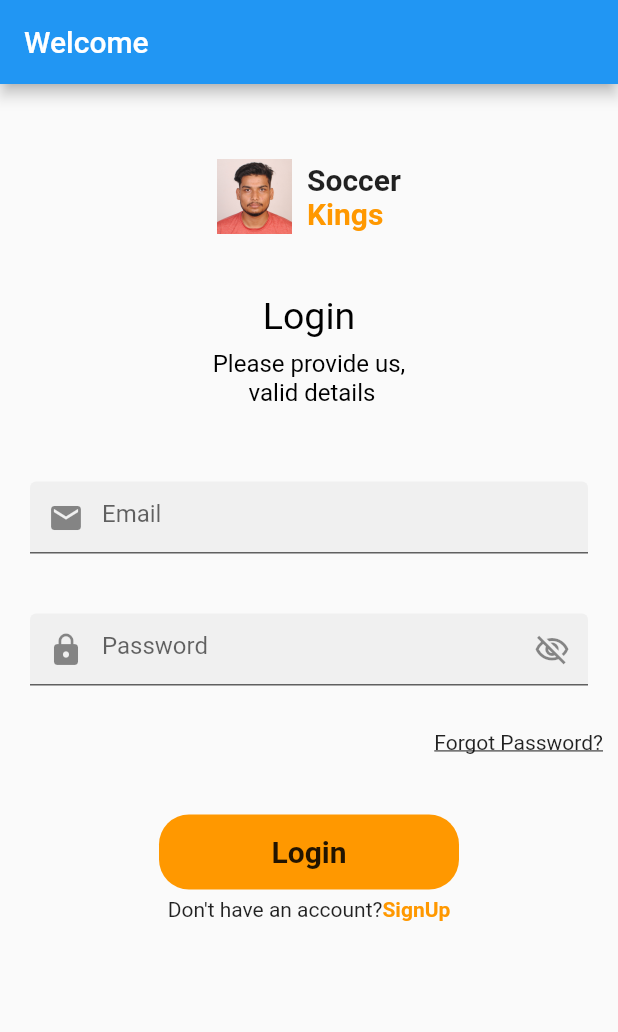
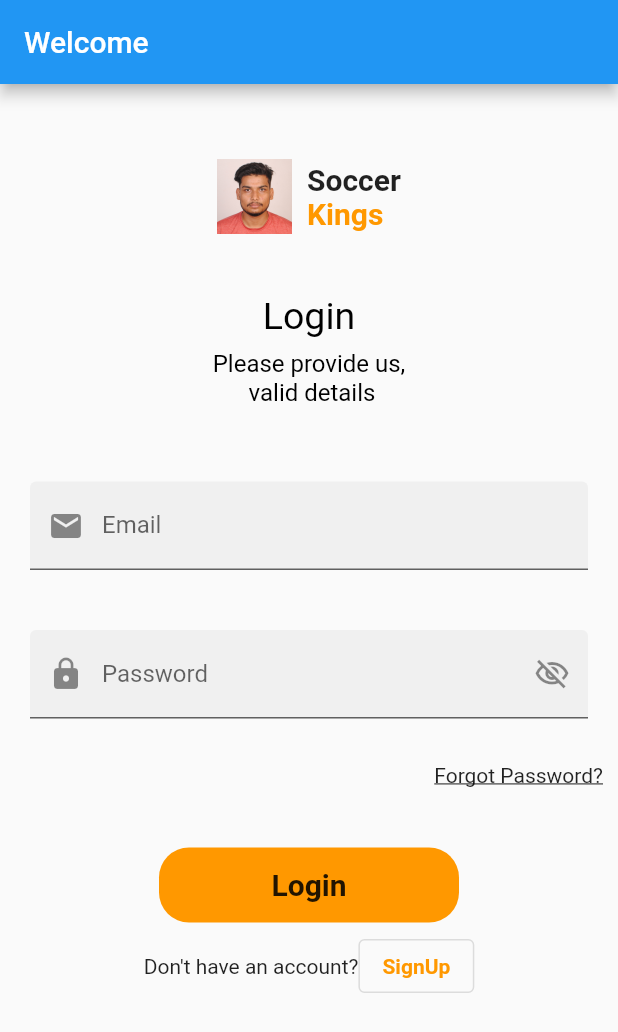
Before and after one commit to KaushalGautam080/LoginSignUp_Flutter, a Flutter app: the screen it shows after launch, on a phone screen of 412 x 824 dp. Shown: the top 1032 px of the screen. Run offline on Flutter 3.47's test engine with Material 2 defaults, Android fonts, the light colour scheme and no system bars.

Commit message:
feat:added label text

```diff
--- a/lib/main.dart
+++ b/lib/main.dart
@@ -1,4 +1,5 @@
 import 'package:flutter/material.dart';
+import 'package:login_complete_working/sign_up.dart';
 
 void main() {
   runApp(const MyApp());
@@ -90,7 +91,8 @@ class _MyAppState extends State<MyApp> {
               padding: const EdgeInsets.all(20),
               child: TextFormField(
                 decoration: InputDecoration(
-                  hintText: "Email",
+                  hintText: "Enter your email",
+                  labelText: "Email",
                   fillColor: Colors.grey[150],
                   filled: true,
                   prefixIcon: Icon(Icons.email),
@@ -105,7 +107,8 @@ class _MyAppState extends State<MyApp> {
               padding: const EdgeInsets.all(20),
               child: TextFormField(
                 decoration: InputDecoration(
-                  hintText: "Password",
+                  hintText: "Enter your password",
+                  labelText: "Password",
                   fillColor: Colors.grey[150],
                   filled: true,
                   prefixIcon: Icon(Icons.lock),
@@ -159,11 +162,20 @@ class _MyAppState extends State<MyApp> {
               mainAxisAlignment: MainAxisAlignment.center,
               children: [
                 Text("Don't have an account?", textAlign: TextAlign.center),
-                Text(
-                  "SignUp",
-                  style: TextStyle(
-                    color: Colors.orange,
-                    fontWeight: FontWeight.bold,
+                OutlinedButton(
+                  onPressed: () {
+                    print("pressed");
+                    Navigator.push(
+                      context,
+                      MaterialPageRoute(builder: (context) => const SignUp()),
+                    );
+                  },
+                  child: Text(
+                    "SignUp",
+                    style: TextStyle(
+                      color: Colors.orange,
+                      fontWeight: FontWeight.bold,
+                    ),
                   ),
                 )
               ],
```
